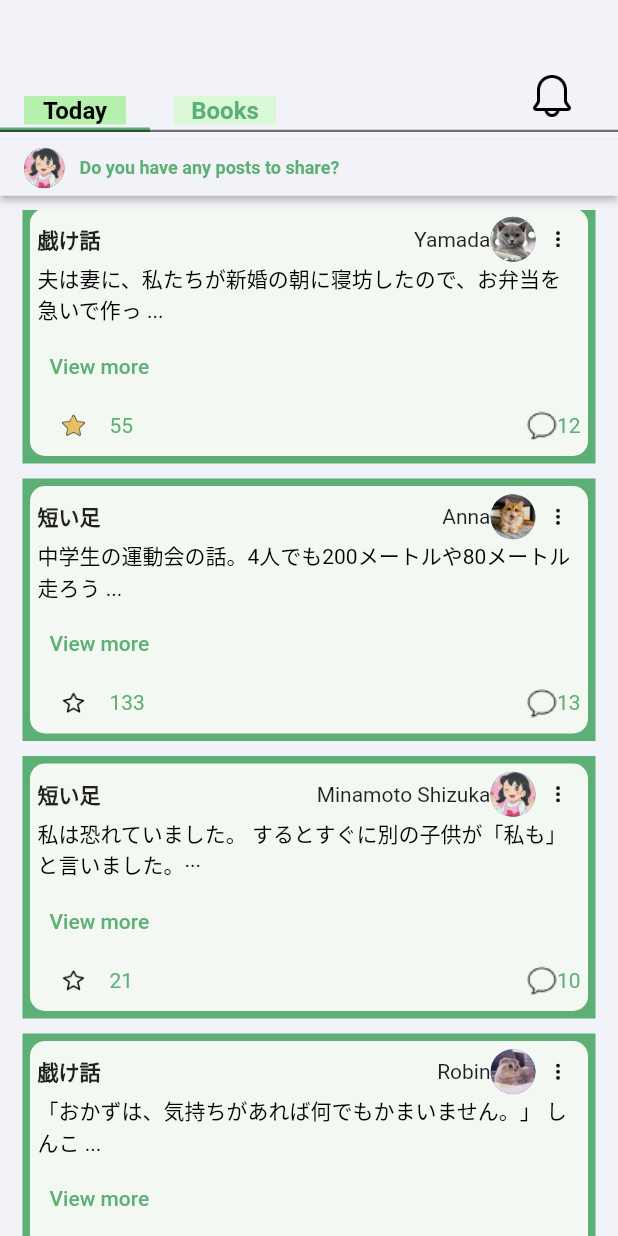
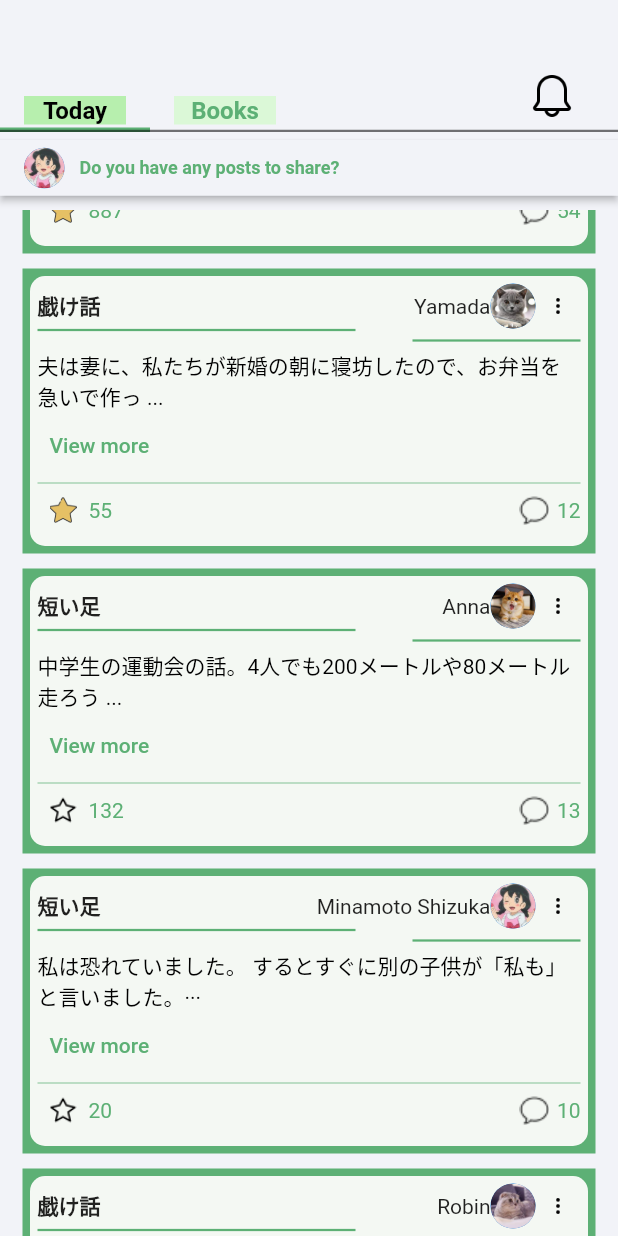
Before and after one commit to always-smile-T/Jgo, a Flutter app: the HomePageScreen screen opened directly, scrolled down 576 dp, after a tap on "View more", on a phone screen of 412 x 824 dp. Run offline on Flutter 3.47's test engine with Material 2 defaults, Android fonts, the phone set to English and light mode, and no system bars; statements that could not run were skipped.

Commit message:
fix home_page_screen (post), create post_detail_screen

```diff
--- a/lib/jgo_app/jgo_app.dart
+++ b/lib/jgo_app/jgo_app.dart
@@ -2,6 +2,8 @@ import 'package:flutter/material.dart';
 import 'package:jgo_exe/jgo_app/jgo_home.dart';
 import 'package:jgo_exe/jgo_app/mini_function/change_layout.dart';
 import 'main_function/jgo_course/course_page_screen.dart';
+import 'main_function/jgo_home/home_page_screen.dart';
+import 'main_function/jgo_home/post/post_detail_screen.dart';
 
 
 class MyApp extends StatelessWidget {
@@ -11,7 +13,7 @@ class MyApp extends StatelessWidget {
   Widget build(BuildContext context) {
     return const MaterialApp(
       debugShowCheckedModeBanner: false,
-      home: ChangeLayout() //ChangeLayout(),
+      home: ChangeLayout(),
     );
   }
 }
--- a/lib/jgo_app/main_function/jgo_home/home_page_screen.dart
+++ b/lib/jgo_app/main_function/jgo_home/home_page_screen.dart
@@ -1,6 +1,8 @@
+import 'package:flutter/cupertino.dart';
 import 'package:flutter/material.dart';
 import 'package:jgo_exe/jgo_app/app_theme.dart';
 import 'package:jgo_exe/jgo_app/main_function/jgo_home/post/create_new_post.dart';
+import 'package:jgo_exe/jgo_app/main_function/jgo_home/post/post_detail_screen.dart';
 
 
 class HomePageScreen extends StatefulWidget {
@@ -97,7 +99,7 @@ class _HomePageScreenState extends State<HomePageScreen>
                   margin: const EdgeInsets.all(5),
                   color: AppTheme.greenPrimary,
                   child: Container(
-                    height: 165,
+                    height: 180,
                     margin: const EdgeInsets.all(5),
                     padding: const EdgeInsets.all(5),
                     decoration: BoxDecoration(
@@ -105,9 +107,7 @@ class _HomePageScreenState extends State<HomePageScreen>
                       borderRadius: BorderRadius.circular(10),),
                     child:Column(
                           children: [
-                            Expanded(
-                              flex: 1,
-                              child: Row(
+                              Row(
                               mainAxisAlignment: MainAxisAlignment.spaceBetween,
                               children: [
                                 Text(post[index].postTitle, style: const TextStyle(
@@ -137,48 +137,87 @@ class _HomePageScreenState extends State<HomePageScreen>
                                   ],
                                 ),
                               ],
-                            ),),
-                            Expanded(
-                              flex: 3,
-                              child: Column(
-                                mainAxisAlignment: MainAxisAlignment.spaceBetween,
-                                crossAxisAlignment: CrossAxisAlignment.start,
-                                children: [
-                                  Text(post[index].postContent, style: const TextStyle(
-                                      fontSize: 14, color: Colors.black,
-                                  ),),
-                                  TextButton(
-                                      onPressed: (){},
-                                      child: const Text('View more', style: TextStyle(color: AppTheme.greenPrimary, fontSize: 14),))
-                                ],
-                              )),
-                             Expanded(
-                              flex: 1,
-                                child:
-                                 Row(
+                            ),
+                            const Divider(
+                              color: AppTheme.greenPrimary,
+                              height: 2,
+                              thickness: 1.5,
+                              // indent: 5,
+                              endIndent: 150,
+                            ),
+                            const SizedBox(
+                              height: 5,
+                            ),
+                            const Divider(
+                              color: AppTheme.greenPrimary,
+                              height: 2,
+                              thickness: 1.5,
+                              indent: 250,
+                              // endIndent: 5,
+                            ),
+                            const SizedBox(
+                              height: 5,
+                            ),
+                            SizedBox(
+                              height: 40,
+                              child: Text(post[index].postContent, style: const TextStyle(
+                                fontSize: 14, color: Colors.black,
+                              ),),
+                            ),
+                             Row(
+                               mainAxisAlignment: MainAxisAlignment.start,
+                               children: [
+                                 TextButton(
+                                     onPressed: (){
+                                       if(post[index].postId == '9'){
+                                         Navigator.of(context).pushAndRemoveUntil(
+                                             MaterialPageRoute(
+                                                 builder: (BuildContext context) =>
+                                                 const PostDetailScreen()),
+                                                 (route) => false);
+                                       }
+                                     },
+                                     child: const Text('View more',
+                                       style: TextStyle(color: AppTheme.greenPrimary, fontSize: 14),)),
+                               ],
+                             ),
+                            const Divider(
+                              color: AppTheme.greenPrimary,
+                              height: 2,
+                              thickness: 0.5,
+                              //indent: 250,
+                              // endIndent: 5,
+                            ),
+                            Row(
                                    mainAxisAlignment: MainAxisAlignment.spaceBetween,
                                    children: [
                                      Row(
                                        children: [
-                                         IconButton(
+                                         SizedBox(
+                                           height: 34,
+                                           width: 34,
+                                           child: IconButton(
                                              onPressed: () {
                                                setState(() {
                                                  post[index].liked = !post[index].liked;
                                                });
                                              },
                                              icon:  Image.asset(post[index].liked ? "assets/images/star1.png" : "assets/images/star.png"),),
-                                         Text(post[index].star, style: const TextStyle(color: AppTheme.greenPrimary),)
+                                         ),
+                                         Text(post[index].liked ? (post[index].star).toString() : (post[index].star - 1).toString(), style: const TextStyle(color: AppTheme.greenPrimary),)
                                        ],
                                      ),
                                      Row(
                                        children: [
                                          Image.asset("assets/images/comment.png"),
+                                         const SizedBox(
+                                           width: 5,
+                                         ),
                                          Text(post[index].cmt, style: const TextStyle(color: AppTheme.greenPrimary),)
                                        ],
                                      )
                                    ],
                                  )
-                            )
                           ],
                         )
                   ),
@@ -316,24 +355,25 @@ class _HomePageScreenState extends State<HomePageScreen>
                   );
   }
   List<ThePost> post = [ // list message demo
-    ThePost(postContent: "日本では国民的な知名度があり、登場キャラクタ...", postTitle: 'ドラえもん',avatar: 'assets/images/anna.png',name: 'Anna',star: '397',cmt: '41', liked: true),
-    ThePost(postContent: "向けSF漫画。1969年から小学館の雑誌で連載された。日本では国...", postTitle: 'ネコ（猫）',avatar: 'assets/images/yamada.png',name: 'Yamada',star: '72',cmt: '18',liked: false),
-    ThePost(postContent: "「おかずは、気持ちがあれば何でもかまいません。」 しんこ ...", postTitle: '戯け話',avatar: 'assets/images/robin.png',name: 'Robin',star: '1002',cmt: '332',liked: true),
-    ThePost(postContent: "私は恐れていました。 するとすぐに別の子供が「私も」と言いました。···", postTitle: '短い足',avatar: 'assets/images/shizuka.png',name: 'Minamoto Shizuka',star: '21',cmt: '10',liked: false),
-    ThePost(postContent: "中学生の運動会の話。4人でも200メートルや80メートル走ろう ...", postTitle: '短い足',avatar: 'assets/images/anna.png',name: 'Anna',star: '133',cmt: '13',liked: false),
-    ThePost(postContent: "夫は妻に、私たちが新婚の朝に寝坊したので、お弁当を急いで作っ ...", postTitle: '戯け話',avatar: 'assets/images/yamada.png',name: 'Yamada',star: '55',cmt: '12',liked: true),
-    ThePost(postContent: "ブレインストーミング（英: brainstorming）あるいはブレイ ...", postTitle: 'ブレインストーミング',avatar: 'assets/images/robin.png',name: 'Robin',star: '887',cmt: '54',liked: true),
-    ThePost(postContent: "ネコ（猫）は、狭義には食肉目ネコ科ネコ属に分類されるリビアヤ ...", postTitle: 'ネコ（猫）',avatar: 'assets/images/shizuka.png',name: 'Minamoto Shizuka',star: '121',cmt: '23',liked: false),
-    ThePost(postContent: "『ドラえもん』は、藤子・F・不二雄による日本の児童向けSF漫画。...", postTitle: 'ドラえもん',avatar: 'assets/images/anna.png',name: 'Anna',star: '434',cmt: '46',liked: true),
+    ThePost(postId: '1',postContent: "日本では国民的な知名度があり、登場キャラクタ...", postTitle: 'ドラえもん',avatar: 'assets/images/anna.png',name: 'Anna',star: 397,cmt: '41', liked: true),
+    ThePost(postId: '2',postContent: "向けSF漫画。1969年から小学館の雑誌で連載された。日本では国...", postTitle: 'ネコ（猫）',avatar: 'assets/images/yamada.png',name: 'Yamada',star: 72,cmt: '18',liked: false),
+    ThePost(postId: '3',postContent: "「おかずは、気持ちがあれば何でもかまいません。」 しんこ ...", postTitle: '戯け話',avatar: 'assets/images/robin.png',name: 'Robin',star: 1002,cmt: '332',liked: true),
+    ThePost(postId: '4',postContent: "私は恐れていました。 するとすぐに別の子供が「私も」と言いました。···", postTitle: '短い足',avatar: 'assets/images/shizuka.png',name: 'Minamoto Shizuka',star: 21,cmt: '10',liked: false),
+    ThePost(postId: '5',postContent: "中学生の運動会の話。4人でも200メートルや80メートル走ろう ...", postTitle: '短い足',avatar: 'assets/images/anna.png',name: 'Anna',star: 133,cmt: '13',liked: false),
+    ThePost(postId: '6',postContent: "夫は妻に、私たちが新婚の朝に寝坊したので、お弁当を急いで作っ ...", postTitle: '戯け話',avatar: 'assets/images/yamada.png',name: 'Yamada',star: 55,cmt: '12',liked: true),
+    ThePost(postId: '7',postContent: "ブレインストーミング（英: brainstorming）あるいはブレイ ...", postTitle: 'ブレインストーミング',avatar: 'assets/images/robin.png',name: 'Robin',star: 887,cmt: '54',liked: true),
+    ThePost(postId: '8',postContent: "ネコ（猫）は、狭義には食肉目ネコ科ネコ属に分類されるリビアヤ ...", postTitle: 'ネコ（猫）',avatar: 'assets/images/shizuka.png',name: 'Minamoto Shizuka',star: 121,cmt: '23',liked: false),
+    ThePost(postId: '9',postContent: "『ドラえもん』は、藤子・F・不二雄による日本の児童向けSF漫画。...", postTitle: 'ドラえもん',avatar: 'assets/images/anna.png',name: 'Anna',star: 434,cmt: '46',liked: true),
   ];
 }
 class ThePost{ //component dor chat message demo
+  String postId;
   String postContent;
   String postTitle;
   String avatar;
   String name;
-  String star;
+  int star;
   String cmt;
   bool liked;
-  ThePost({required this.postContent, required this.postTitle,required this.avatar,required this.name,required this.star,required this.cmt,required this.liked});
+  ThePost({required this.postId,required this.postContent, required this.postTitle,required this.avatar,required this.name,required this.star,required this.cmt,required this.liked});
 }
--- a/lib/jgo_app/main_function/jgo_profile/help_center/help_center_page_screen.dart
+++ b/lib/jgo_app/main_function/jgo_profile/help_center/help_center_page_screen.dart
@@ -4,8 +4,6 @@ import '../../../app_theme.dart';
 import '../../../jgo_home.dart';
 import '../../../jgo_home_profile.dart';
 import 'live_chat_page_screen.dart';
-//enum Menu { itemOne, itemTwo }
-//doi thanh appbar de dung popup menu
 
 class HelpCenterPageScreen extends StatefulWidget {
   const HelpCenterPageScreen({Key? key}) : super(key: key);
@@ -17,7 +15,6 @@ class HelpCenterPageScreen extends StatefulWidget {
 late TextEditingController _searchController = TextEditingController();
 final ScrollController _scrollController = ScrollController();
 final List<Widget> _messages = <Widget>[];
-//String _selectedMenu = '';
 
 class _HelpCenterPageScreenState extends State<HelpCenterPageScreen> {
   @override
```
Also changed, not shown: lib/jgo_app/main_function/jgo_home/post/post_detail_screen.dart (added, +395 -0 lines).
